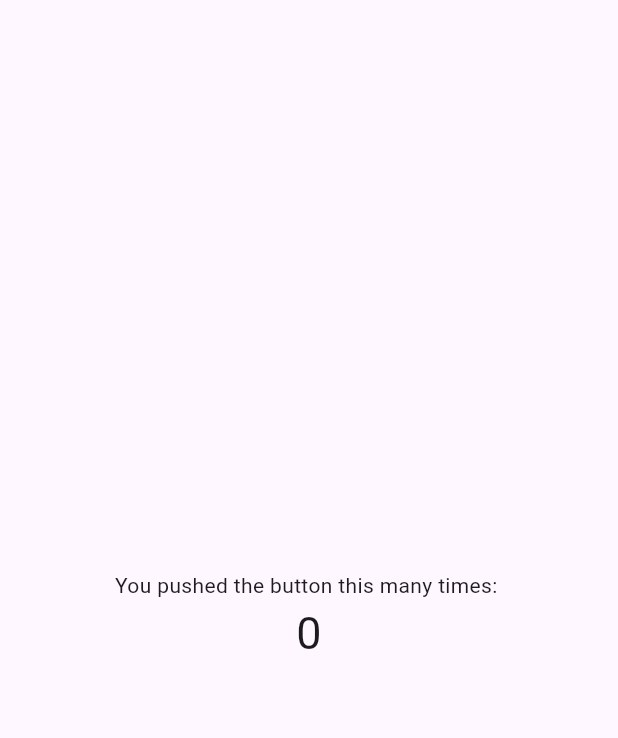
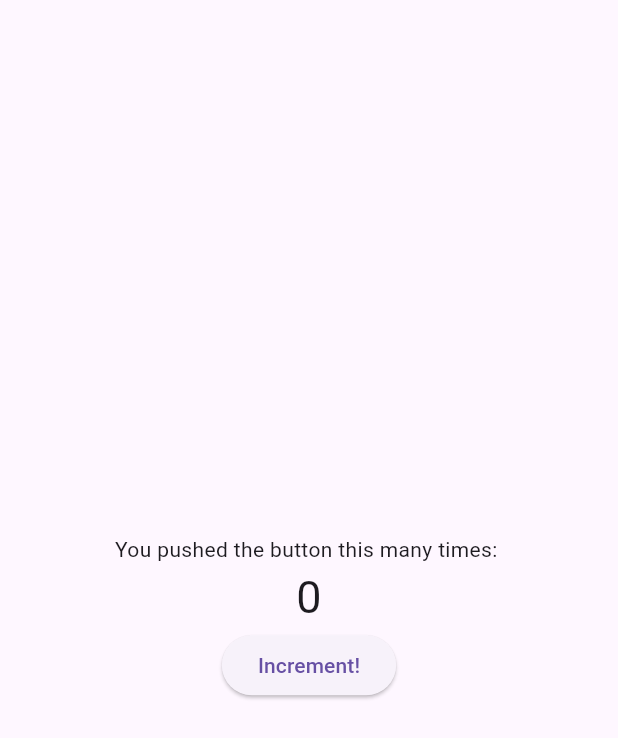
Before and after one commit to CharaD7/bas_flut, a Flutter app: the screen it shows after launch, on a phone screen of 412 x 824 dp. Shown: the top 738 px of the screen. Run offline on Flutter 3.47's test engine with Material 3 defaults, Android fonts, the light colour scheme and no system bars.

Commit message:
Added elevated button for incremented count

```diff
--- a/lib/pages/counter_page.dart
+++ b/lib/pages/counter_page.dart
@@ -35,6 +35,12 @@ class _CounterPageState extends State<CounterPage> {
             Text(_counter.toString(),
               style: TextStyle(fontSize: 30),
             ),
+
+            // button
+            ElevatedButton(
+              onPressed: _incrementCounter,
+              child: Text("Increment!")
+            ),
           ],
         ),
       ),
```
